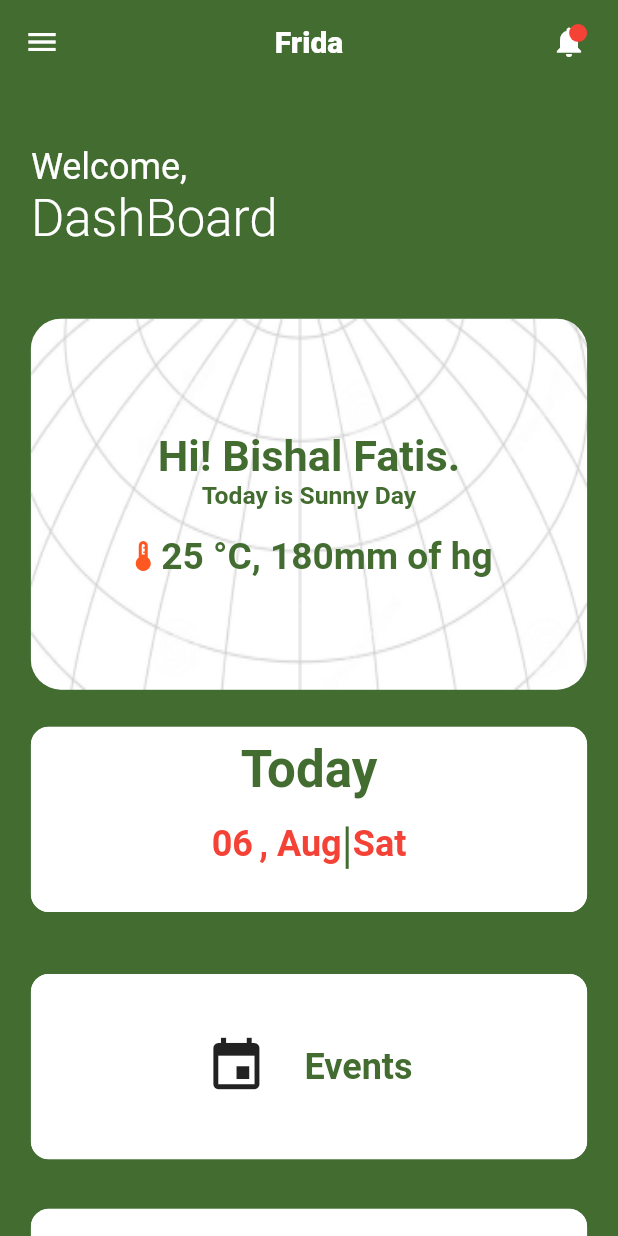
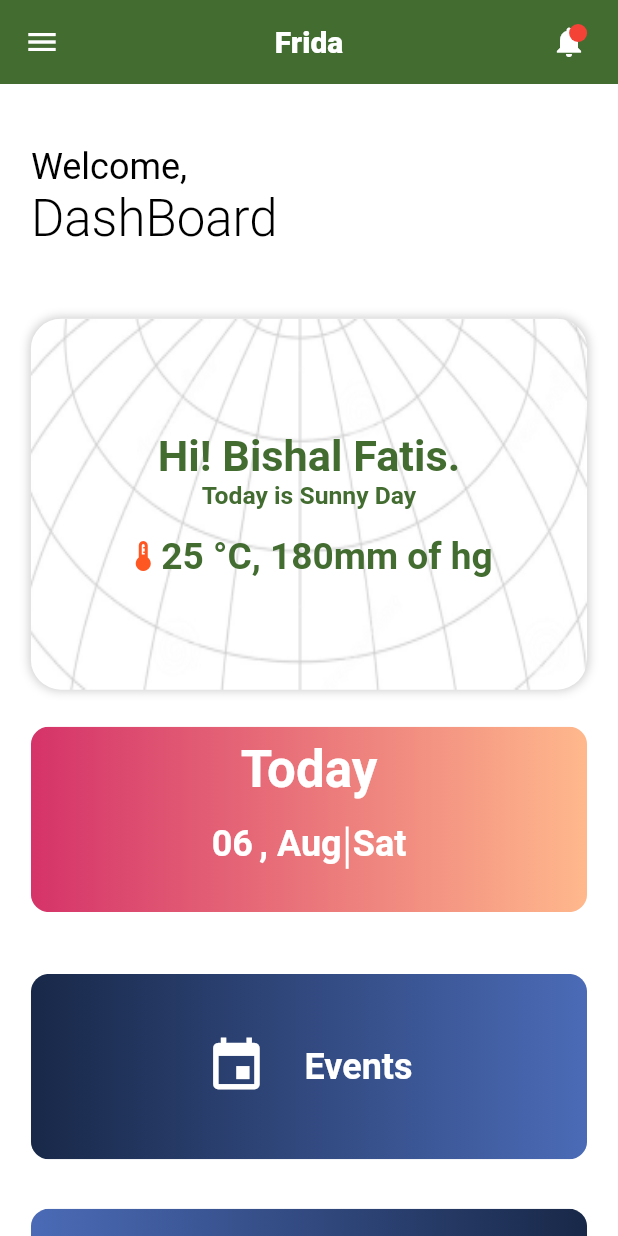
Before and after one commit to ashimdahal/FRIDA-TEAM_AIR, a Flutter app: the screen it shows after launch, on a phone screen of 412 x 824 dp. Run offline on Flutter 3.47's test engine with Material 2 defaults, Android fonts, the phone set to English and light mode, and no system bars; our stand-ins replace bloc, equatable, firebase_auth, firebase_core, flutter_bloc, google_fonts; accounts and stored records are empty.

Commit message:
[added] refactored colors

```diff
--- a/frontend_flutter/lib/services/news/news_repository.dart
+++ b/frontend_flutter/lib/services/news/news_repository.dart
@@ -8,9 +8,8 @@ class NewsRepository {
     final loadJsonFile = await rootBundle.loadString("Assets/Json/news.json");
     final jsonDecodeFile = jsonDecode(loadJsonFile);
     var jsonFile = jsonDecodeFile["news"];
-    List<News> listNews = List.from(jsonFile)
-        .map<News>((data) => News.fromJson(data))
-        .toList();
+    List<News> listNews =
+        List.from(jsonFile).map<News>((data) => News.fromJson(data)).toList();
     return listNews;
   }
 }
--- a/frontend_flutter/lib/views/events/events_page.dart
+++ b/frontend_flutter/lib/views/events/events_page.dart
@@ -1,6 +1,8 @@
 import 'package:flutter/material.dart';
 import 'package:frontend_flutter/model/events/events_model.dart';
 import 'package:frontend_flutter/services/events/events_repository.dart';
+import 'package:url_launcher/url_launcher.dart';
+import 'package:url_launcher/url_launcher_string.dart';
 
 class EventsScreen extends StatefulWidget {
   const EventsScreen({Key? key}) : super(key: key);
@@ -79,9 +81,11 @@ class _EventsScreenState extends State<EventsScreen> {
                                         begin: Alignment.topCenter,
                                         end: Alignment.bottomCenter)),
                                 child: Padding(
-                                  padding:  EdgeInsets.only(left: size.width*0.05),
+                                  padding:
+                                      EdgeInsets.only(left: size.width * 0.05),
                                   child: Column(
-                                    crossAxisAlignment: CrossAxisAlignment.start,
+                                    crossAxisAlignment:
+                                        CrossAxisAlignment.start,
                                     mainAxisAlignment: MainAxisAlignment.center,
                                     children: [
                                       Padding(
@@ -100,10 +104,13 @@ class _EventsScreenState extends State<EventsScreen> {
                                       Padding(
                                         padding: EdgeInsets.only(
                                             top: size.height * 0.01),
-                                        child: Text(events.location,
-                                        style: Theme.of(context).textTheme.bodyLarge!.copyWith(
-                                          color: Colors.white
-                                        ),),
+                                        child: Text(
+                                          events.location,
+                                          style: Theme.of(context)
+                                              .textTheme
+                                              .bodyLarge!
+                                              .copyWith(color: Colors.white),
+                                        ),
                                       ),
                                       Padding(
                                         padding: EdgeInsets.only(
@@ -142,7 +149,15 @@ class _EventsScreenState extends State<EventsScreen> {
                                           child: InkWell(
                                             borderRadius:
                                                 BorderRadius.circular(12.0),
-                                            onTap: () {},
+                                            onTap: () async {
+                                              if (await canLaunchUrl(
+                                                  Uri.parse(events.formLink))) {
+                                                await launchUrlString(
+                                                    events.formLink,
+                                                    mode: LaunchMode
+                                                        .externalApplication);
+                                              }
+                                            },
                                             child: Ink(
                                               height: size.height * 0.06,
                                               width: size.width * 0.7,
@@ -169,7 +184,8 @@ class _EventsScreenState extends State<EventsScreen> {
                                                         .copyWith(
                                                             color: Colors.white,
                                                             fontWeight:
-                                                                FontWeight.bold),
+                                                                FontWeight
+                                                                    .bold),
                                                   ),
                                                 ],
                                               ),
@@ -273,7 +289,15 @@ class _EventsScreenState extends State<EventsScreen> {
                                   borderRadius: BorderRadius.circular(12.0),
                                   child: InkWell(
                                     borderRadius: BorderRadius.circular(12.0),
-                                    onTap: () {},
+                                    onTap: () async{
+                                      if (await canLaunchUrl(
+                                                  Uri.parse(events.formLink))) {
+                                                await launchUrlString(
+                                                    events.formLink,
+                                                    mode: LaunchMode
+                                                        .externalApplication);
+                                              }
+                                    },
                                     child: Ink(
                                       height: size.height * 0.06,
                                       width: size.width * 0.7,
--- a/frontend_flutter/lib/views/funds/funds_page.dart
+++ b/frontend_flutter/lib/views/funds/funds_page.dart
@@ -7,7 +7,7 @@ class FundsScreen extends StatelessWidget {
   Widget build(BuildContext context) {
     return Scaffold(
       appBar: AppBar(
-        title: const Text("Personalize Message"),
+        title: const Text("Donations"),
       ),
     );
   }
--- a/frontend_flutter/lib/views/home/components/personalized_component.dart
+++ b/frontend_flutter/lib/views/home/components/personalized_component.dart
@@ -17,7 +17,7 @@ List<String> monthList = [
   "Dec"
 ];
 
-List<String> dayList = ["Sun", "Mon", "Tue", "wed", "Thur", "Fri", "Sat"];
+List<String> dayList = [ "Mon", "Tue", "wed", "Thur", "Fri", "Sat","Sun"];
 
 class PersonalizedComponent extends StatelessWidget {
   const PersonalizedComponent({Key? key}) : super(key: key);
@@ -27,6 +27,7 @@ class PersonalizedComponent extends StatelessWidget {
     final now = DateTime.now();
     int month = now.month;
     int day = now.day;
+
     Size size = MediaQuery.of(context).size;
     return Padding(
       padding:
@@ -44,7 +45,12 @@ class PersonalizedComponent extends StatelessWidget {
           child: Ink(
             height: size.height * 0.15,
             decoration: BoxDecoration(
-                color: Colors.white, borderRadius: BorderRadius.circular(12.0)),
+              borderRadius: BorderRadius.circular(12.0),
+              gradient: const LinearGradient(colors: [
+                Color.fromARGB(255, 213, 51, 105),
+                Color.fromARGB(255, 255, 184, 140)
+              ], begin: Alignment.centerLeft, end: Alignment.centerRight),
+            ),
             child: Column(
               children: [
                 Padding(
@@ -52,8 +58,7 @@ class PersonalizedComponent extends StatelessWidget {
                   child: Text(
                     "Today",
                     style: Theme.of(context).textTheme.headline4!.copyWith(
-                        color: const Color.fromARGB(255, 67, 108, 49),
-                        fontWeight: FontWeight.bold),
+                        color: Colors.white, fontWeight: FontWeight.bold),
                   ),
                 ),
                 Padding(
@@ -70,7 +75,7 @@ class PersonalizedComponent extends StatelessWidget {
                               .textTheme
                               .headline5!
                               .copyWith(
-                                  color: Colors.red,
+                                  color: Colors.white,
                                   fontWeight: FontWeight.bold),
                         ),
                         Padding(
@@ -81,24 +86,24 @@ class PersonalizedComponent extends StatelessWidget {
                                 .textTheme
                                 .headline5!
                                 .copyWith(
-                                    color: Colors.red,
+                                    color: Colors.white,
                                     fontWeight: FontWeight.bold),
                           ),
                         ),
                         VerticalDivider(
                           width: size.height * 0.15 * 0.6 * 0.1,
-                          color: const Color.fromARGB(255, 67, 108, 49),
+                          color: Colors.white,
                           thickness: 2.0,
                           indent: 10.0,
                           endIndent: 5.0,
                         ),
                         Text(
-                          dayList[day],
+                          dayList[day-1],
                           style: Theme.of(context)
                               .textTheme
                               .headline5!
                               .copyWith(
-                                  color: Colors.red,
+                                  color: Colors.white,
                                   fontWeight: FontWeight.bold),
                         )
                       ],
--- a/frontend_flutter/lib/views/home/home_page.dart
+++ b/frontend_flutter/lib/views/home/home_page.dart
@@ -1,3 +1,4 @@
+import 'package:flutter/cupertino.dart';
 import 'package:flutter/material.dart';
 import 'package:google_fonts/google_fonts.dart';
 
@@ -9,12 +10,32 @@ import 'components/personalized_component.dart';
 const imageName = "Assets/Images/backgroundImage.png";
 
 const lists = [
-  {"name": "Events", "iconData": Icons.event, "route": EventsScreen()},
-  {"name": "News", "iconData": Icons.newspaper, "route": NewsScreen()},
+  {
+    "name": "Events",
+    "iconData": Icons.event,
+    "route": EventsScreen(),
+    "colors": [
+      Color.fromARGB(255, 24, 40, 72),
+      Color.fromARGB(255, 75, 107, 183)
+    ]
+  },
+  {
+    "name": "News",
+    "iconData": Icons.newspaper,
+    "route": NewsScreen(),
+    "colors": [
+      Color.fromARGB(255, 75, 107, 183),
+      Color.fromARGB(255, 24, 40, 72)
+    ]
+  },
   {
     "name": "Funds",
     "iconData": Icons.attach_money_rounded,
-    "route": FundsScreen()
+    "route": FundsScreen(),
+    "colors": [
+      Color.fromARGB(255, 24, 40, 72),
+      Color.fromARGB(255, 75, 107, 183)
+    ]
   }
 ];
 
@@ -59,8 +80,7 @@ class HomeScreen extends StatelessWidget {
         child: SingleChildScrollView(
           child: Container(
             width: size.width,
-            decoration:
-                const BoxDecoration(color: Color.fromARGB(255, 67, 108, 49)),
+            decoration: const BoxDecoration(color: Colors.white),
             child: Padding(
               padding: EdgeInsets.symmetric(horizontal: size.width * 0.05),
               child: Column(
@@ -82,7 +102,7 @@ class HomeScreen extends StatelessWidget {
                             style: Theme.of(context)
                                 .textTheme
                                 .headline5!
-                                .copyWith(color: Colors.white),
+                                .copyWith(color: Colors.black),
                           ),
                           Text(
                             "DashBoard",
@@ -91,7 +111,7 @@ class HomeScreen extends StatelessWidget {
                                 .headline4!
                                 .copyWith(
                                     fontWeight: FontWeight.w300,
-                                    color: Colors.white),
+                                    color: Colors.black),
                           )
                         ],
                       ),
@@ -105,7 +125,14 @@ class HomeScreen extends StatelessWidget {
                         image: const DecorationImage(
                             image: AssetImage(imageName), fit: BoxFit.fill),
                         borderRadius: BorderRadius.circular(20.0),
-                          color: Colors.white),
+                        color: Colors.white,
+                        boxShadow: const [
+                          BoxShadow(
+                            color: Color.fromARGB(57, 0, 0, 0),
+                            blurRadius: 5.0,
+                          ),
+                        ],
+                      ),
                       height: size.height * 0.3,
                       width: size.width * 0.9,
                       child: Column(
@@ -182,13 +209,15 @@ class HomeScreen extends StatelessWidget {
                                   Navigator.push(
                                       context,
                                       MaterialPageRoute(
-                                          builder: (context) =>
-                                              list["route"]));
+                                          builder: (context) => list["route"]));
                                 },
                                 child: Ink(
                                   height: size.height * 0.15,
                                   decoration: BoxDecoration(
-                                      color: Colors.white,
+                                      gradient: LinearGradient(colors: [
+                                        list["colors"][0],
+                                        list["colors"][1]
+                                      ]),
                                       borderRadius:
                                           BorderRadius.circular(12.0)),
                                   child: Row(
@@ -199,6 +228,7 @@ class HomeScreen extends StatelessWidget {
                                       Icon(
                                         list["iconData"],
                                         size: size.height * 0.05,
+                                        color: Colors.white,
                                       ),
                                       Padding(
                                         padding: EdgeInsets.only(
@@ -209,8 +239,7 @@ class HomeScreen extends StatelessWidget {
                                               .textTheme
                                               .headline5!
                                               .copyWith(
-                                                  color: const Color.fromARGB(
-                                                      255, 67, 108, 49),
+                                                  color: Colors.white,
                                                   fontWeight: FontWeight.bold),
                                         ),
                                       )
@@ -238,63 +267,82 @@ class HomeScreen extends StatelessWidget {
 Widget sideDrawer(context) {
   Size size = MediaQuery.of(context).size;
   return Drawer(
-    backgroundColor: const Color.fromARGB(255, 67, 108, 49),
+    backgroundColor: Colors.white,
     child: Column(
       children: [
         Container(
           height: size.height * 0.2,
           width: size.width,
-          decoration: const BoxDecoration(color: Colors.transparent),
-          child: Center(
-            child: Row(
+          decoration: const BoxDecoration(
+              gradient: LinearGradient(colors: [
+            Color.fromARGB(255, 213, 51, 105),
+            Color.fromARGB(255, 255, 184, 140)
+          ])),
+          child: Column(
+            crossAxisAlignment: CrossAxisAlignment.center,
+            mainAxisAlignment: MainAxisAlignment.center,
+            children: [
+              Row(
                 crossAxisAlignment: CrossAxisAlignment.center,
                 mainAxisAlignment: MainAxisAlignment.center,
                 children: [
                   Icon(
-                  Icons.air,
-                  size: size.height * 0.04,
+                    CupertinoIcons.person_alt_circle,
+                    size: size.height * 0.06,
                     color: Colors.white,
                   ),
-                Text(
-                  "Frida",
-                  style: Theme.of(context).textTheme.headline4!.copyWith(
+                  Padding(
+                    padding:  EdgeInsets.only(left: size.width*0.02),
+                    child: Text(
+                      "Demo User",
+                      style: Theme.of(context).textTheme.headline5!.copyWith(
                           fontWeight: FontWeight.bold, color: Colors.white),
+                    ),
                   ),
                 ],
               ),
+              Padding(
+                padding: EdgeInsets.only(left: size.width*0.1),
+                child: Text("demo@gmail.com",
+                style: Theme.of(context).textTheme.bodyLarge!.copyWith(
+                  color: Colors.white
+                ),),
+              )
+            ],
           ),
         ),
-        drawerItem(size, context, Icons.home, "Home"),
-        drawerItem(size, context, Icons.newspaper, "News"),
-        drawerItem(size, context, Icons.event, "Events"),
-        drawerItem(size, context, Icons.attach_money_rounded, "Fundraise"),
-        drawerItem(size, context, Icons.flood, "Flood Near me"),
-        drawerItem(size, context, Icons.landslide, "Landslide Near me"),
+        drawerItem(const HomeScreen(), size, context, Icons.home, "Home"),
+        drawerItem(const NewsScreen(), size, context, Icons.newspaper, "News"),
+        drawerItem(const EventsScreen(), size, context, Icons.event, "Events"),
+        drawerItem(const FundsScreen(), size, context,
+            Icons.attach_money_rounded, "Fundraise"),
+        // drawerItem(size, context, Icons.flood, "Flood Near me"),
+        // drawerItem(size, context, Icons.landslide, "Landslide Near me"),
       ],
     ),
   );
 }
 
 Widget drawerItem(
-    Size size, BuildContext context, IconData iconData, String text) {
+    page, Size size, BuildContext context, IconData iconData, String text) {
   return Padding(
     padding: EdgeInsets.only(top: size.height * 0.03),
     child: InkWell(
       onTap: () {
-        // Navigator.pop(context);
-        // Navigator.push(
-        //     context, MaterialPageRoute(builder: ((context) => page)));
+        Navigator.pop(context);
+        Navigator.push(
+            context, MaterialPageRoute(builder: ((context) => page)));
       },
       child: ListTile(
         leading: Icon(
           iconData,
           size: size.height * 0.04,
-          color: Colors.white,
+          color: Colors.black,
         ),
         title: Text(
           text,
           style: Theme.of(context).textTheme.titleLarge!.copyWith(
-              color: Colors.white,
+              color: Colors.black,
               fontFamily: GoogleFonts.aBeeZee().fontFamily),
         ),
       ),
--- a/frontend_flutter/lib/views/news/news_page.dart
+++ b/frontend_flutter/lib/views/news/news_page.dart
@@ -132,7 +132,7 @@ class _NewsScreenState extends State<NewsScreen> {
                                         },
                                         child: Ink(
                                           height: size.height * 0.04,
-                                          width: size.width*0.3,
+                                          width: size.width * 0.3,
                                           decoration: BoxDecoration(
                                               color: Colors.red,
                                               borderRadius:
--- a/frontend_flutter/pubspec.yaml
+++ b/frontend_flutter/pubspec.yaml
@@ -42,6 +42,7 @@ dependencies:
   google_fonts: ^3.0.1
   json_annotation: ^4.6.0
   json_serializable: ^6.3.1
+  url_launcher: ^6.1.5
 
 dev_dependencies:
   flutter_test:
```
Also changed, not shown: frontend_flutter/lib/views/news/Component/news_detail.dart (+9 -6 lines), frontend_flutter/pubspec.lock, 1 other file. Lines whose indentation alone changed are shown as unchanged.
